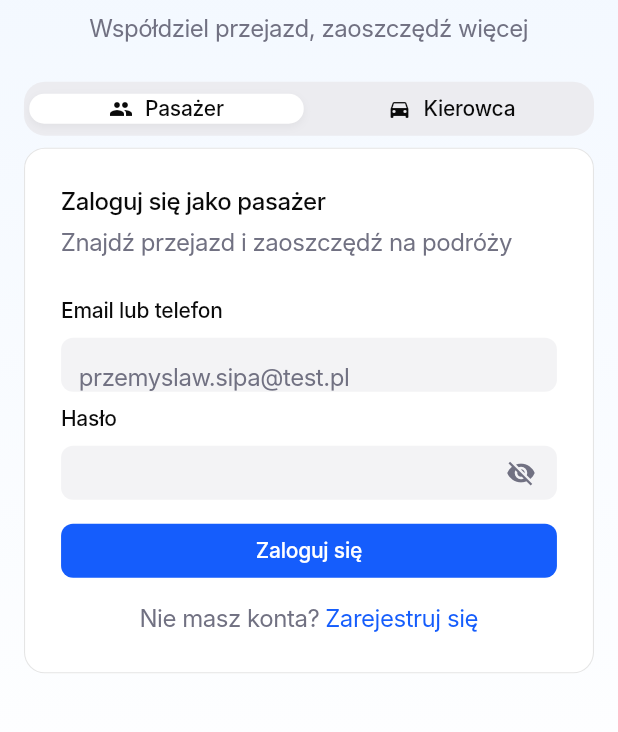
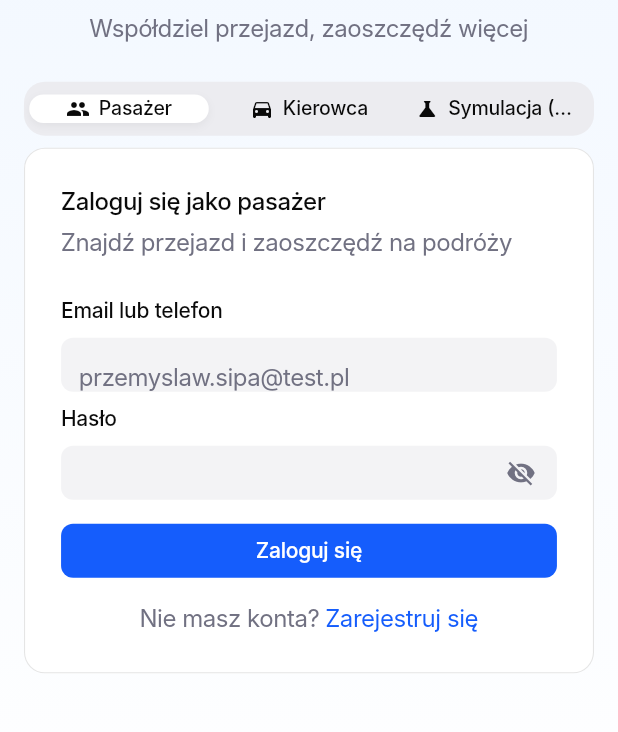
Before and after one commit to kperdek8/share-ride, a Flutter app: the screen it shows after launch, on a phone screen of 412 x 824 dp, the part 353-1085 px from its top. Run offline on Flutter 3.47's test engine with Material 3 defaults, Android fonts, the phone set to English and light mode, and no system bars; our stand-ins replace geocoding, geolocator, google_maps_flutter; Roboto replaces fonts that are missing (Inter).

Commit message:
Add simulation role to login screen and update UI components

```diff
--- a/frontend/lib/screens/login_screen.dart
+++ b/frontend/lib/screens/login_screen.dart
@@ -110,4 +110,5 @@ class _LoginScreenState extends State<LoginScreen> {
 enum UserRole {
   passenger,
   driver,
+  simulation,
 }
--- a/frontend/lib/widgets/login_card.dart
+++ b/frontend/lib/widgets/login_card.dart
@@ -2,6 +2,7 @@ import 'package:flutter/material.dart';
 import '../screens/login_screen.dart';
 import '../screens/passenger_home_screen.dart';
 import '../screens/driver_home_screen.dart';
+import '../screens/simulation_screen.dart';
 import '../screens/register_screen.dart';
 
 class LoginCard extends StatefulWidget {
@@ -31,6 +32,30 @@ class _LoginCardState extends State<LoginCard> {
   @override
   Widget build(BuildContext context) {
     final isPassenger = widget.role == UserRole.passenger;
+    final isSimulation = widget.role == UserRole.simulation;
+
+    // Dla symulacji pokazujemy tylko przycisk do przejścia
+    if (isSimulation) {
+      return Container(
+        decoration: BoxDecoration(
+          color: Colors.white,
+          borderRadius: BorderRadius.circular(14),
+          border: Border.all(
+            color: Colors.black.withOpacity(0.1),
+            width: 0.71,
+          ),
+        ),
+        padding: const EdgeInsets.all(24),
+        child: Column(
+          crossAxisAlignment: CrossAxisAlignment.start,
+          children: [
+            _buildCardHeader(isPassenger, isSimulation: true),
+            const SizedBox(height: 24),
+            _buildSimulationButton(),
+          ],
+        ),
+      );
+    }
 
     return Container(
       decoration: BoxDecoration(
@@ -55,12 +80,16 @@ class _LoginCardState extends State<LoginCard> {
     );
   }
 
-  Widget _buildCardHeader(bool isPassenger) {
+  Widget _buildCardHeader(bool isPassenger, {bool isSimulation = false}) {
     return Column(
       crossAxisAlignment: CrossAxisAlignment.start,
       children: [
         Text(
-          isPassenger ? 'Zaloguj się jako pasażer' : 'Zaloguj się jako kierowca',
+          isSimulation
+              ? 'Tryb symulacji (DEV)'
+              : isPassenger
+                  ? 'Zaloguj się jako pasażer'
+                  : 'Zaloguj się jako kierowca',
           style: const TextStyle(
             fontSize: 16,
             fontWeight: FontWeight.w500,
@@ -70,9 +99,11 @@ class _LoginCardState extends State<LoginCard> {
         ),
         const SizedBox(height: 4),
         Text(
-          isPassenger
-              ? 'Znajdź przejazd i zaoszczędź na podróży'
-              : 'Zarabiaj przewożąc pasażerów',
+          isSimulation
+              ? 'Symuluj przejazdy i testuj funkcjonalności'
+              : isPassenger
+                  ? 'Znajdź przejazd i zaoszczędź na podróży'
+                  : 'Zarabiaj przewożąc pasażerów',
           style: const TextStyle(
             fontSize: 16,
             fontWeight: FontWeight.normal,
@@ -218,6 +249,12 @@ class _LoginCardState extends State<LoginCard> {
                 builder: (context) => const DriverHomeScreen(),
               ),
             );
+          } else if (widget.role == UserRole.simulation) {
+            Navigator.of(context).pushReplacement(
+              MaterialPageRoute(
+                builder: (context) => const SimulationScreen(),
+              ),
+            );
           }
         },
         style: ElevatedButton.styleFrom(
@@ -229,6 +266,38 @@ class _LoginCardState extends State<LoginCard> {
         ),
         child: const Text(
           'Zaloguj się',
+          style: TextStyle(
+            fontSize: 14,
+            fontWeight: FontWeight.w500,
+            color: Colors.white,
+            letterSpacing: -0.15,
+          ),
+        ),
+      ),
+    );
+  }
+
+  Widget _buildSimulationButton() {
+    return SizedBox(
+      width: double.infinity,
+      height: 36,
+      child: ElevatedButton(
+        onPressed: () {
+          Navigator.of(context).pushReplacement(
+            MaterialPageRoute(
+              builder: (context) => const SimulationScreen(),
+            ),
+          );
+        },
+        style: ElevatedButton.styleFrom(
+          backgroundColor: const Color(0xFF155DFC),
+          shape: RoundedRectangleBorder(
+            borderRadius: BorderRadius.circular(8),
+          ),
+          elevation: 0,
+        ),
+        child: const Text(
+          'Przejdź do symulacji',
           style: TextStyle(
             fontSize: 14,
             fontWeight: FontWeight.w500,
--- a/frontend/lib/widgets/role_tabs.dart
+++ b/frontend/lib/widgets/role_tabs.dart
@@ -35,6 +35,13 @@ class RoleTabs extends StatelessWidget {
               icon: Icons.directions_car,
             ),
           ),
+          Expanded(
+            child: _buildTab(
+              role: UserRole.simulation,
+              label: 'Symulacja (DEV)',
+              icon: Icons.science,
+            ),
+          ),
         ],
       ),
     );
@@ -51,6 +58,7 @@ class RoleTabs extends StatelessWidget {
       onTap: () => onRoleChanged(role),
       child: Container(
         margin: const EdgeInsets.all(3.5),
+        padding: const EdgeInsets.symmetric(horizontal: 4),
         decoration: BoxDecoration(
           color: isSelected ? Colors.white : Colors.transparent,
           borderRadius: BorderRadius.circular(14),
@@ -66,20 +74,25 @@ class RoleTabs extends StatelessWidget {
         ),
         child: Row(
           mainAxisAlignment: MainAxisAlignment.center,
+          mainAxisSize: MainAxisSize.min,
           children: [
             Icon(
               icon,
               size: 16,
               color: const Color(0xFF0A0A0A),
             ),
-            const SizedBox(width: 8),
-            Text(
-              label,
-              style: const TextStyle(
-                fontSize: 14,
-                fontWeight: FontWeight.w500,
-                color: Color(0xFF0A0A0A),
-                letterSpacing: -0.15,
+            const SizedBox(width: 6),
+            Flexible(
+              child: Text(
+                label,
+                style: const TextStyle(
+                  fontSize: 13,
+                  fontWeight: FontWeight.w500,
+                  color: Color(0xFF0A0A0A),
+                  letterSpacing: -0.15,
+                ),
+                overflow: TextOverflow.ellipsis,
+                maxLines: 1,
               ),
             ),
           ],
```
Also changed, not shown: frontend/lib/screens/simulation_screen.dart (added, +284 -0 lines).
